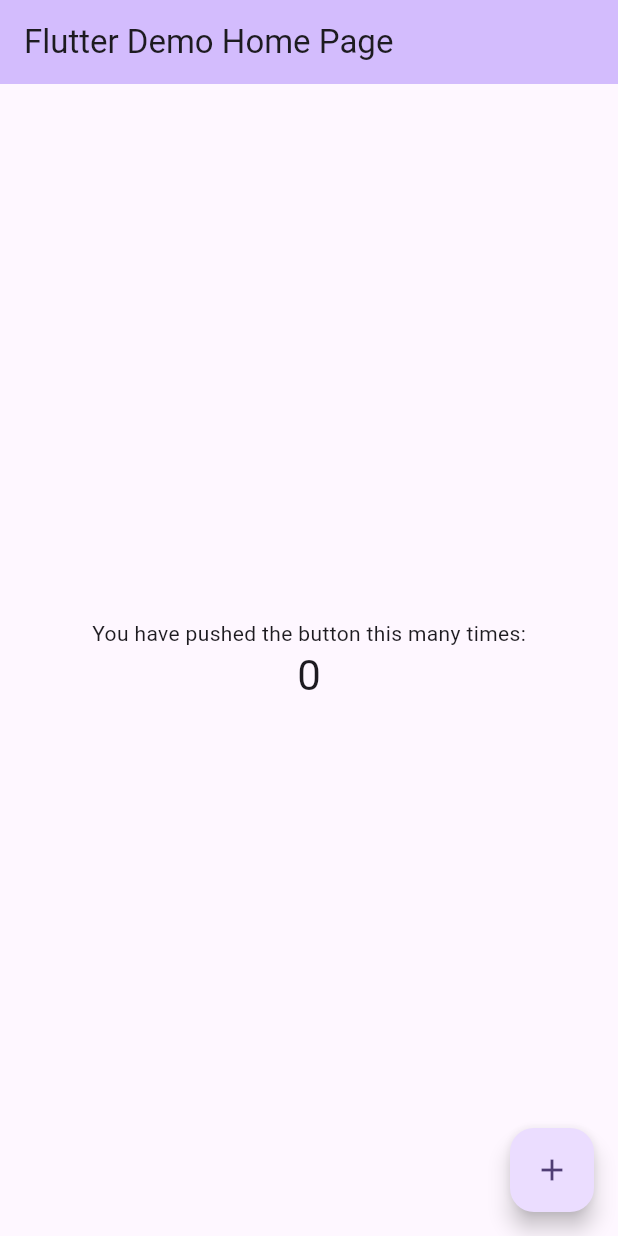
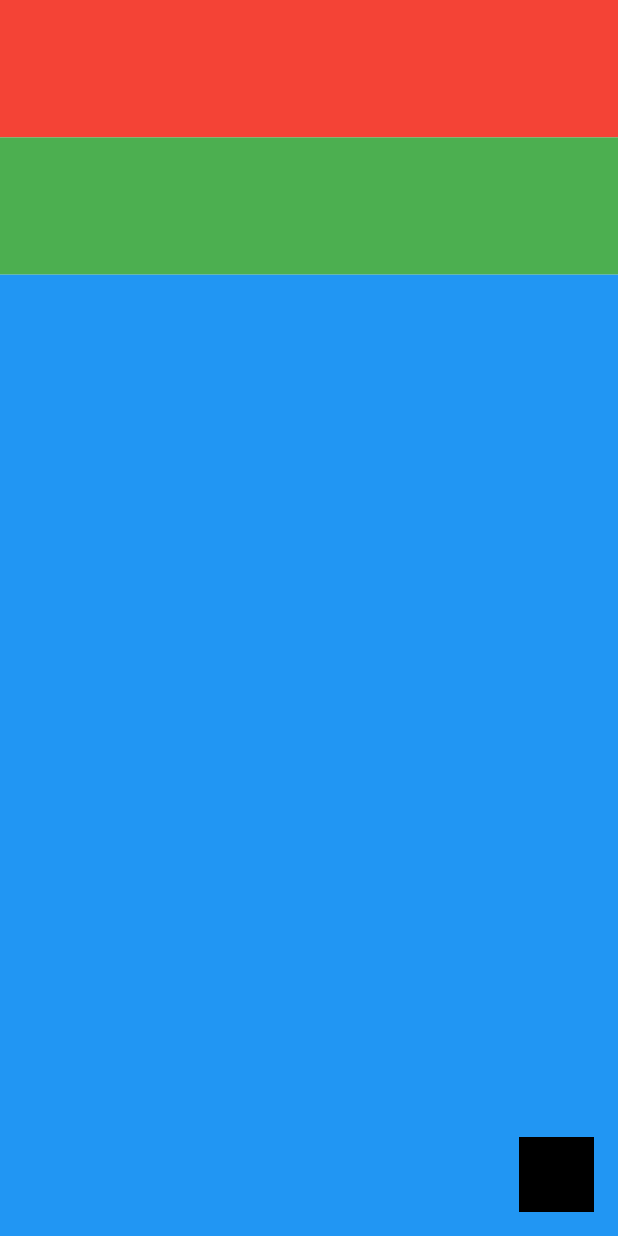
Before and after one commit to phizura/todolist-flutter, a Flutter app: the screen it shows after launch, on a phone screen of 412 x 824 dp. Run offline on Flutter 3.47's test engine with Material 3 defaults, Android fonts, the phone set to English and light mode, and no system bars.

Commit message:
feat(home-page): slicing ui layout

```diff
--- a/lib/main.dart
+++ b/lib/main.dart
@@ -1,4 +1,5 @@
 import 'package:flutter/material.dart';
+import 'package:todolist_flutter/views/task_page.dart';
 
 void main() {
   runApp(const MyApp());
@@ -6,120 +7,11 @@ void main() {
 
 class MyApp extends StatelessWidget {
   const MyApp({super.key});
-
-  // This widget is the root of your application.
   @override
   Widget build(BuildContext context) {
-    return MaterialApp(
+    return const MaterialApp(
       title: 'Flutter Demo',
-      theme: ThemeData(
-        // This is the theme of your application.
-        //
-        // TRY THIS: Try running your application with "flutter run". You'll see
-        // the application has a purple toolbar. Then, without quitting the app,
-        // try changing the seedColor in the colorScheme below to Colors.green
-        // and then invoke "hot reload" (save your changes or press the "hot
-        // reload" button in a Flutter-supported IDE, or press "r" if you used
-        // the command line to start the app).
-        //
-        // Notice that the counter didn't reset back to zero; the application
-        // state is not lost during the reload. To reset the state, use hot
-        // restart instead.
-        //
-        // This works for code too, not just values: Most code changes can be
-        // tested with just a hot reload.
-        colorScheme: ColorScheme.fromSeed(seedColor: Colors.deepPurple),
-        useMaterial3: true,
-      ),
-      home: const MyHomePage(title: 'Flutter Demo Home Page'),
+      home: TaskPage(),
     );
   }
 }
-
-class MyHomePage extends StatefulWidget {
-  const MyHomePage({super.key, required this.title});
-
-  // This widget is the home page of your application. It is stateful, meaning
-  // that it has a State object (defined below) that contains fields that affect
-  // how it looks.
-
-  // This class is the configuration for the state. It holds the values (in this
-  // case the title) provided by the parent (in this case the App widget) and
-  // used by the build method of the State. Fields in a Widget subclass are
-  // always marked "final".
-
-  final String title;
-
-  @override
-  State<MyHomePage> createState() => _MyHomePageState();
-}
-
-class _MyHomePageState extends State<MyHomePage> {
-  int _counter = 0;
-
-  void _incrementCounter() {
-    setState(() {
-      // This call to setState tells the Flutter framework that something has
-      // changed in this State, which causes it to rerun the build method below
-      // so that the display can reflect the updated values. If we changed
-      // _counter without calling setState(), then the build method would not be
-      // called again, and so nothing would appear to happen.
-      _counter++;
-    });
-  }
-
-  @override
-  Widget build(BuildContext context) {
-    // This method is rerun every time setState is called, for instance as done
-    // by the _incrementCounter method above.
-    //
-    // The Flutter framework has been optimized to make rerunning build methods
-    // fast, so that you can just rebuild anything that needs updating rather
-    // than having to individually change instances of widgets.
-    return Scaffold(
-      appBar: AppBar(
-        // TRY THIS: Try changing the color here to a specific color (to
-        // Colors.amber, perhaps?) and trigger a hot reload to see the AppBar
-        // change color while the other colors stay the same.
-        backgroundColor: Theme.of(context).colorScheme.inversePrimary,
-        // Here we take the value from the MyHomePage object that was created by
-        // the App.build method, and use it to set our appbar title.
-        title: Text(widget.title),
-      ),
-      body: Center(
-        // Center is a layout widget. It takes a single child and positions it
-        // in the middle of the parent.
-        child: Column(
-          // Column is also a layout widget. It takes a list of children and
-          // arranges them vertically. By default, it sizes itself to fit its
-          // children horizontally, and tries to be as tall as its parent.
-          //
-          // Column has various properties to control how it sizes itself and
-          // how it positions its children. Here we use mainAxisAlignment to
-          // center the children vertically; the main axis here is the vertical
-          // axis because Columns are vertical (the cross axis would be
-          // horizontal).
-          //
-          // TRY THIS: Invoke "debug painting" (choose the "Toggle Debug Paint"
-          // action in the IDE, or press "p" in the console), to see the
-          // wireframe for each widget.
-          mainAxisAlignment: MainAxisAlignment.center,
-          children: <Widget>[
-            const Text(
-              'You have pushed the button this many times:',
-            ),
-            Text(
-              '$_counter',
-              style: Theme.of(context).textTheme.headlineMedium,
-            ),
-          ],
-        ),
-      ),
-      floatingActionButton: FloatingActionButton(
-        onPressed: _incrementCounter,
-        tooltip: 'Increment',
-        child: const Icon(Icons.add),
-      ), // This trailing comma makes auto-formatting nicer for build methods.
-    );
-  }
-}
--- /dev/null
+++ b/lib/views/task_page.dart
@@ -0,0 +1,27 @@
+import 'package:flutter/material.dart';
+
+class TaskPage extends StatelessWidget {
+  const TaskPage({super.key});
+
+  @override
+  Widget build(BuildContext context) {
+    return Scaffold(
+      body: SafeArea(
+        bottom: false,
+        child: Column(
+          children: [
+            // Header View
+            Expanded(flex: 1,child: Container(color: Colors.red)),
+
+            // Task Info View
+            Expanded(flex: 1,child: Container(color: Colors.green)),
+
+            // Task List View
+            Expanded(flex: 7,child: Container(color: Colors.blue)),
+          ],
+        ),
+      ),
+      floatingActionButton: Container(width: 50, height: 50, color: Colors.black,),
+    );
+  }
+}
```
